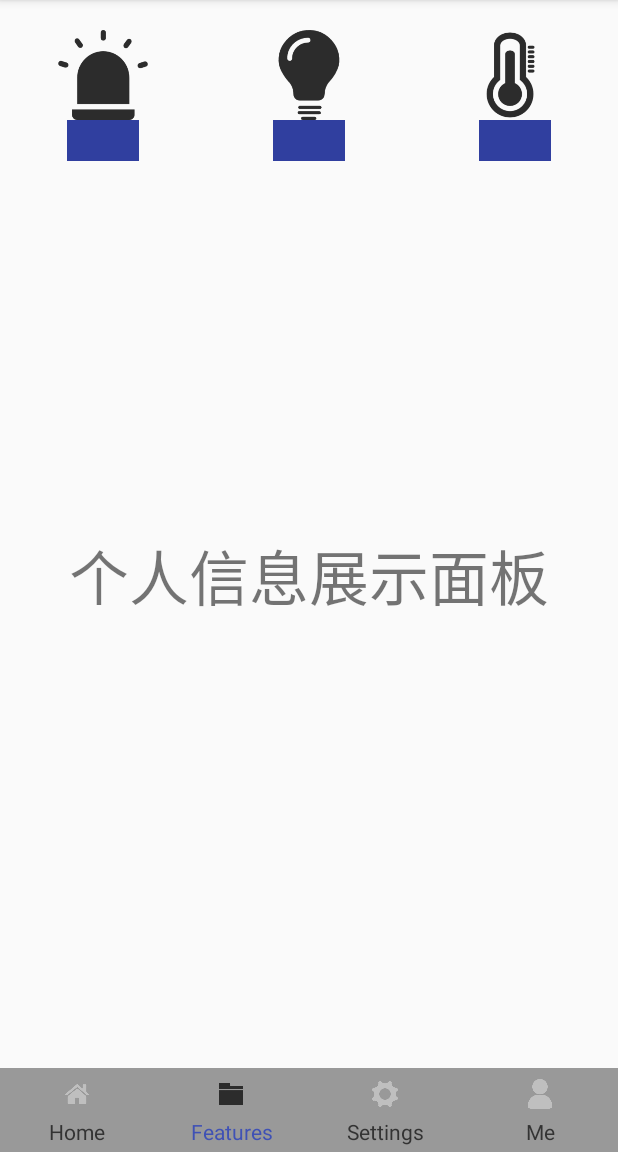
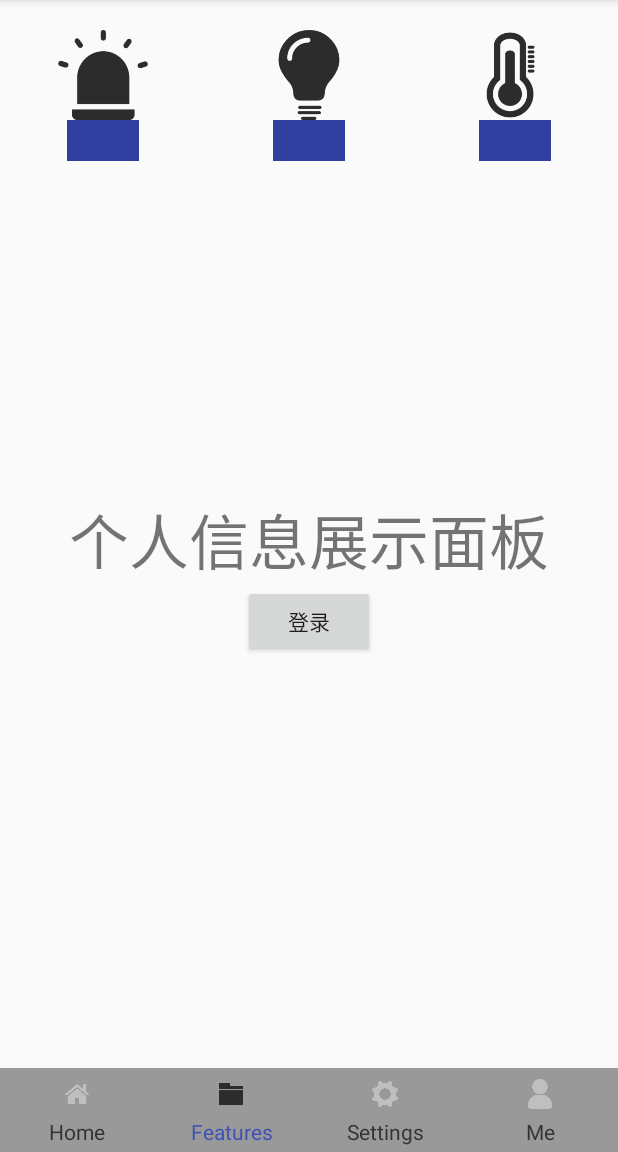
Before and after one commit to ziglking/HomeCloudApp, an Android app: the fragment MeFragment placed in its activity, item 2 of the bottom bar chosen, on a phone screen of 412 x 824 dp, the part 84-1236 px from its top. Run offline under Robolectric (Android 15) with nearby library versions, the phone set to English and light mode, and no system bars.

Commit message:
login&register

```diff
--- a/app/src/main/java/com/test/androidstudy/homecloud/fragment/MeFragment.java
+++ b/app/src/main/java/com/test/androidstudy/homecloud/fragment/MeFragment.java
@@ -6,14 +6,21 @@ import android.support.v4.app.Fragment;
 import android.view.LayoutInflater;
 import android.view.View;
 import android.view.ViewGroup;
+import android.widget.Button;
+import android.widget.TextView;
 
 import com.test.androidstudy.homecloud.R;
+import com.test.androidstudy.homecloud.activity.LoginActivity;
+import com.test.androidstudy.homecloud.activity.RegisterActivity;
+import com.test.androidstudy.homecloud.module.login.UserProfile;
 
 /**
  * Created by wangxiang on 2017/11/20.
  */
 
 public class MeFragment extends Fragment  implements View.OnClickListener{
+    private TextView mTextView;
+    private Button mButton;
     public static MeFragment newInstance(@Nullable String s){
         MeFragment meFragment = new MeFragment();
 //        Bundle bundle = new Bundle();
@@ -38,12 +45,25 @@ public class MeFragment extends Fragment  implements View.OnClickListener{
     public void onViewCreated(View view, @Nullable Bundle savedInstanceState) {
         super.onViewCreated(view, savedInstanceState);
 
-//        view.findViewById(R.id.switch_alertor).setOnClickListener(this);
-//        view.findViewById(R.id.switch_light).setOnClickListener(this);
+        mButton = (Button) view.findViewById(R.id.btn_login);
+        mButton.setOnClickListener(this);
+//        mTextView = view.findViewById(R.id.tv_personal_info);
 //        view.findViewById(R.id.switch_thermometer).setOnClickListener(this);
+        //TODO 在这里检查是否已经登录，根据结果设定按钮是登录还是注销
+        if(UserProfile.isLogin()){
+            mButton.setText("注销");
+        }
     }
     @Override
     public void onClick(View view) {
         //TODO 个人信息相关功能按钮
+        switch (view.getId()){
+            case R.id.btn_login:
+                if(mButton.getText().equals("登录")){
+                    LoginActivity.launch(getContext());
+                }else {
+                    RegisterActivity.launch(getContext());
+                }
+        }
     }
 }
--- a/app/src/main/res/layout/fragment_me.xml
+++ b/app/src/main/res/layout/fragment_me.xml
@@ -1,12 +1,21 @@
 <?xml version="1.0" encoding="utf-8"?>
 <LinearLayout xmlns:android="http://schemas.android.com/apk/res/android"
-    android:orientation="vertical" android:layout_width="match_parent"
-    android:layout_height="match_parent">
+    android:orientation="vertical"
+    android:layout_width="match_parent"
+    android:layout_height="match_parent"
+    android:gravity="center">
 
     <TextView
+        android:id="@+id/tv_personal_info"
         android:layout_width="match_parent"
-        android:layout_height="match_parent"
+        android:layout_height="wrap_content"
         android:text="@string/me_info"
         android:gravity="center"
         android:textSize="40sp"/>
+
+    <Button
+        android:id="@+id/btn_login"
+        android:layout_width="wrap_content"
+        android:layout_height="wrap_content"
+        android:text="@string/login_button"/>
 </LinearLayout>
--- a/app/src/main/res/layout/viewpager_start.xml
+++ b/app/src/main/res/layout/viewpager_start.xml
@@ -2,7 +2,7 @@
 <RelativeLayout xmlns:android="http://schemas.android.com/apk/res/android"
                 android:layout_width="match_parent"
                 android:layout_height="match_parent"
-                android:background="@color/colorPrimaryDark"
+                android:background="@drawable/welcome3"
                 android:orientation="vertical">
 
 
```
Also changed, not shown: app/src/main/AndroidManifest.xml (+4 -4 lines), app/src/main/java/com/test/androidstudy/homecloud/ExerciseApplication.java (added, +88 -0 lines), app/src/main/java/com/test/androidstudy/homecloud/activity/LoginActivity.java (+7 -1 lines), app/src/main/java/com/test/androidstudy/homecloud/activity/RegisterActivity.java (+4 -0 lines), app/src/main/java/com/test/androidstudy/homecloud/activity/StartActivity.java (+12 -12 lines), app/src/main/java/com/test/androidstudy/homecloud/module/login/UserProfile.java (+1 -0 lines), app/src/main/java/com/test/androidstudy/homecloud/utils/Background.java (deleted, +0 -33 lines), app/src/main/java/com/test/androidstudy/homecloud/utils/UIUtils.java (deleted, +0 -77 lines), app/src/main/res/drawable/welcome1.jpg (added), app/src/main/res/drawable/welcome2.jpg (added), app/src/main/res/drawable/welcome3.jpg (added).
